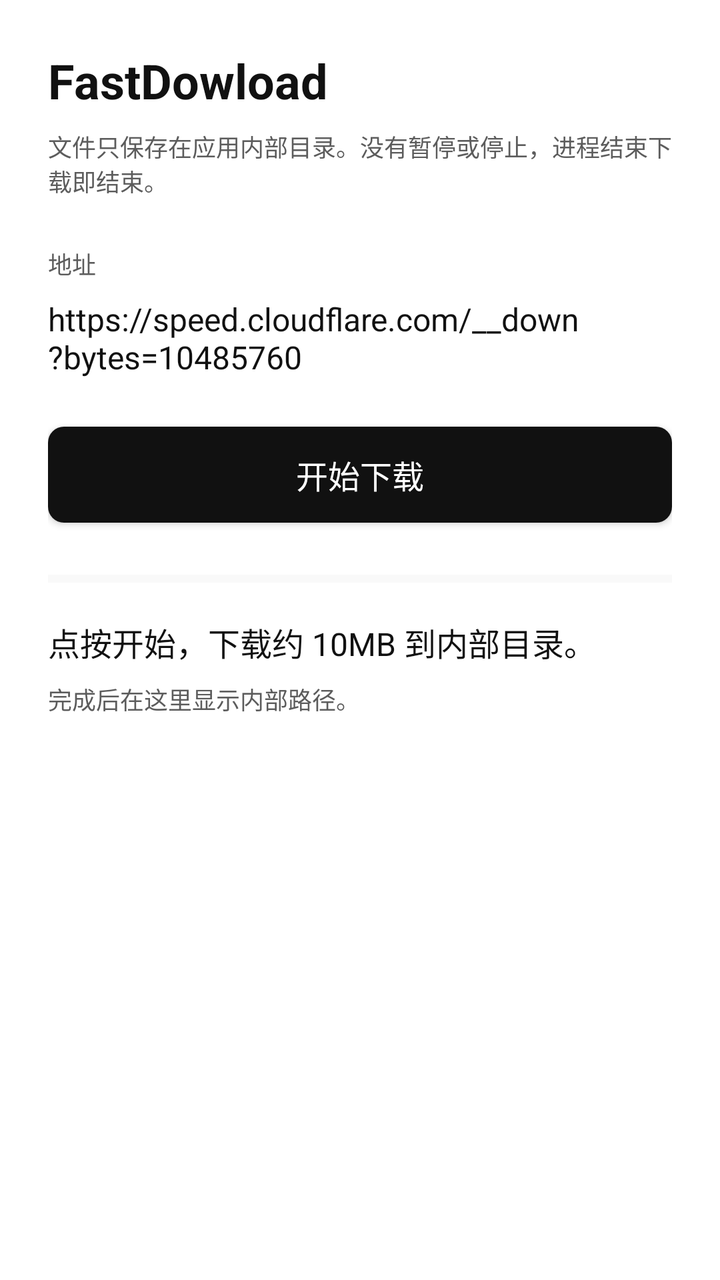
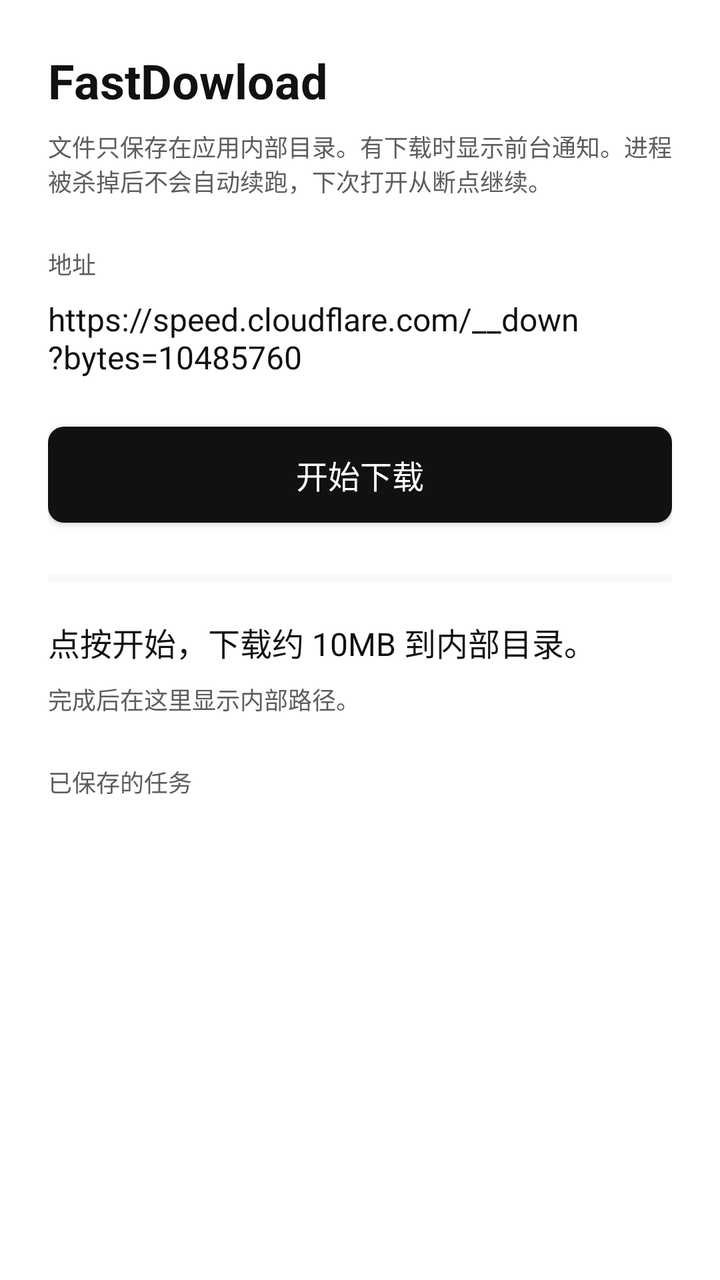

The first picture is an Android layout as it rendered before a commit; the second is the same layout after the commit. The layout source and the unified diff follow.
<!-- AndroidManifest.xml: application theme Theme.Sample -->
<!-- res/layout/activity_main.xml -->
<?xml version="1.0" encoding="utf-8"?>
<ScrollView xmlns:android="http://schemas.android.com/apk/res/android"
    xmlns:app="http://schemas.android.com/apk/res-auto"
    android:layout_width="match_parent"
    android:layout_height="match_parent"
    android:fillViewport="true">

    <LinearLayout
        android:layout_width="match_parent"
        android:layout_height="wrap_content"
        android:orientation="vertical"
        android:padding="24dp">

        <TextView
            android:layout_width="match_parent"
            android:layout_height="wrap_content"
            android:text="@string/title"
            android:textColor="@color/ink"
            android:textSize="24sp"
            android:textStyle="bold" />

        <TextView
            android:layout_width="match_parent"
            android:layout_height="wrap_content"
            android:layout_marginTop="8dp"
            android:text="@string/caption"
            android:textColor="@color/muted"
            android:textSize="12sp" />

        <TextView
            android:layout_width="match_parent"
            android:layout_height="wrap_content"
            android:layout_marginTop="24dp"
            android:text="@string/label_url"
            android:textColor="@color/muted"
            android:textSize="12sp" />

        <TextView
            android:id="@+id/url"
            android:layout_width="match_parent"
            android:layout_height="wrap_content"
            android:layout_marginTop="8dp"
            android:text="@string/demo_url"
            android:textColor="@color/ink"
            android:textIsSelectable="true"
            android:textSize="16sp" />

        <androidx.appcompat.widget.AppCompatButton
            android:id="@+id/download"
            android:layout_width="match_parent"
            android:layout_height="48dp"
            android:layout_marginTop="24dp"
            android:background="@drawable/bg_button"
            android:text="@string/action_download"
            android:textAllCaps="false"
            android:textColor="@color/on_ink"
            android:textSize="16sp"
            app:backgroundTint="@null" />

        <ProgressBar
            android:id="@+id/progress"
            style="?android:attr/progressBarStyleHorizontal"
            android:layout_width="match_parent"
            android:layout_height="8dp"
            android:layout_marginTop="24dp"
            android:contentDescription="@string/progress_description"
            android:max="1000"
            android:maxHeight="8dp"
            android:minHeight="8dp"
            android:progressBackgroundTint="@color/line"
            android:progressTint="@color/ink" />

        <TextView
            android:id="@+id/status"
            android:layout_width="match_parent"
            android:layout_height="wrap_content"
            android:layout_marginTop="16dp"
            android:text="@string/status_idle"
            android:textColor="@color/ink"
            android:textSize="16sp" />

        <TextView
            android:id="@+id/path"
            android:layout_width="match_parent"
            android:layout_height="wrap_content"
            android:layout_marginTop="8dp"
            android:text="@string/path_idle"
            android:textColor="@color/muted"
            android:textIsSelectable="true"
            android:textSize="12sp" />
    </LinearLayout>
</ScrollView>
<!-- resources referenced by this layout -->
<resources>
  <color name="ink">#111111</color>
  <color name="line">#E6E6E6</color>
  <color name="muted">#5C5C5C</color>
  <color name="on_ink">#FFFFFF</color>
  <!-- drawable bg_button (drawable) -->
  <?xml version="1.0" encoding="utf-8"?>
  <selector xmlns:android="http://schemas.android.com/apk/res/android">
      <item android:state_enabled="false">
          <shape android:shape="rectangle">
              <solid android:color="@color/muted" />
              <corners android:radius="8dp" />
          </shape>
      </item>
      <item android:state_pressed="true">
          <shape android:shape="rectangle">
              <solid android:color="@color/ink_pressed" />
              <corners android:radius="8dp" />
          </shape>
      </item>
      <item>
          <shape android:shape="rectangle">
              <solid android:color="@color/ink" />
              <corners android:radius="8dp" />
          </shape>
      </item>
  </selector>
  <string name="action_download">开始下载</string>
  <string name="caption">文件只保存在应用内部目录。没有暂停或停止，进程结束下载即结束。</string>
  <string name="demo_url" translatable="false">https://speed.cloudflare.com/__down?bytes=10485760</string>
  <string name="label_url">地址</string>
  <string name="path_idle">完成后在这里显示内部路径。</string>
  <string name="progress_description">下载进度</string>
  <string name="status_idle">点按开始，下载约 10MB 到内部目录。</string>
  <string name="title">FastDowload</string>
  <style name="Theme.Sample" parent="Theme.AppCompat.Light.NoActionBar">
          <item name="android:windowBackground">@color/background</item>
          <item name="colorPrimary">@color/ink</item>
          <item name="colorPrimaryDark">@color/ink</item>
          <item name="colorAccent">@color/ink</item>
          <item name="android:textColorPrimary">@color/ink</item>
          <item name="android:textColorSecondary">@color/muted</item>
      </style>
  <color name="ink_pressed">#333333</color>
  <color name="background">#FFFFFF</color>
</resources>

<!-- the commit's change to res/layout/activity_main.xml (unified diff, before → after) -->
@@ -88,5 +88,20 @@
             android:textColor="@color/muted"
             android:textIsSelectable="true"
             android:textSize="12sp" />
+
+        <TextView
+            android:layout_width="match_parent"
+            android:layout_height="wrap_content"
+            android:layout_marginTop="24dp"
+            android:text="@string/saved_tasks"
+            android:textColor="@color/muted"
+            android:textSize="12sp" />
+
+        <LinearLayout
+            android:id="@+id/tasks"
+            android:layout_width="match_parent"
+            android:layout_height="wrap_content"
+            android:layout_marginTop="8dp"
+            android:orientation="vertical" />
     </LinearLayout>
 </ScrollView>
<!-- resource entries referenced after the edit -->
@@ -27,11 +27,12 @@
       </item>
   </selector>
   <string name="action_download">开始下载</string>
-  <string name="caption">文件只保存在应用内部目录。没有暂停或停止，进程结束下载即结束。</string>
+  <string name="caption">文件只保存在应用内部目录。有下载时显示前台通知。进程被杀掉后不会自动续跑，下次打开从断点继续。</string>
   <string name="demo_url" translatable="false">https://speed.cloudflare.com/__down?bytes=10485760</string>
   <string name="label_url">地址</string>
   <string name="path_idle">完成后在这里显示内部路径。</string>
   <string name="progress_description">下载进度</string>
+  <string name="saved_tasks">已保存的任务</string>
   <string name="status_idle">点按开始，下载约 10MB 到内部目录。</string>
   <string name="title">FastDowload</string>
   <style name="Theme.Sample" parent="Theme.AppCompat.Light.NoActionBar">
